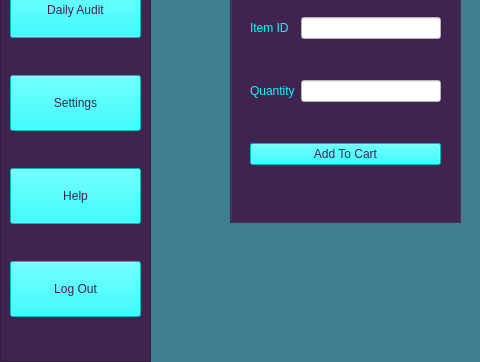
First picture: the form in Gas_Station_Project/homepagewindow.ui, repository Raymo1892/RuntimeTerror, before the edit; both pictures show x 0 to 480 and y 338 to 700 of the 1250 by 700 pixel window.
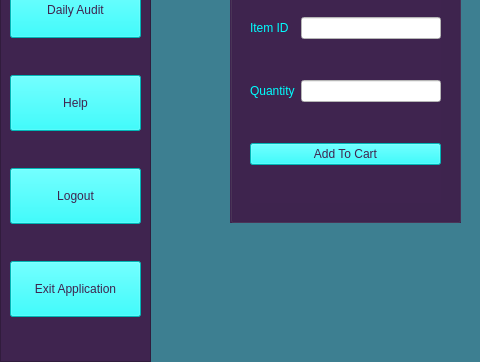
Second picture: the form after the edit.

```diff
--- a/Gas_Station_Project/homepagewindow.ui
+++ b/Gas_Station_Project/homepagewindow.ui
@@ -1676,18 +1676,6 @@
        </property>
       </widget>
      </item>
-     <item>
-      <widget class="QPushButton" name="settingButton">
-       <property name="styleSheet">
-        <string notr="true">background-color: rgb(0, 255, 255);
-font: 87 8pt &quot;Segoe UI Black&quot;;
-color: rgb(63, 36, 79)</string>
-       </property>
-       <property name="text">
-        <string>Settings</string>
-       </property>
-      </widget>
-     </item>
      <item>
       <widget class="QPushButton" name="helpButton">
        <property name="styleSheet">
@@ -1708,7 +1696,19 @@
 color: rgb(63, 36, 79)</string>
        </property>
        <property name="text">
-        <string>Log Out</string>
+        <string>Logout</string>
+       </property>
+      </widget>
+     </item>
+     <item>
+      <widget class="QPushButton" name="ExitButton">
+       <property name="styleSheet">
+        <string notr="true">background-color: rgb(0, 255, 255);
+font: 87 8pt &quot;Segoe UI Black&quot;;
+color: rgb(63, 36, 79)</string>
+       </property>
+       <property name="text">
+        <string>Exit Application</string>
        </property>
        <property name="iconSize">
         <size>
```
Left out of the diff: 2 changed lines with no effect on the pictures.
